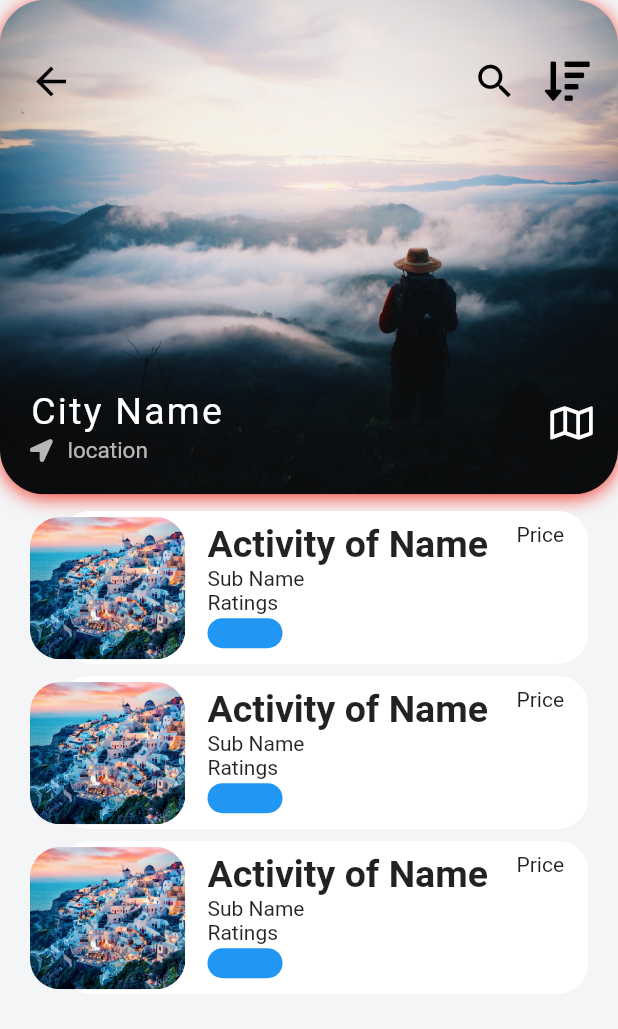
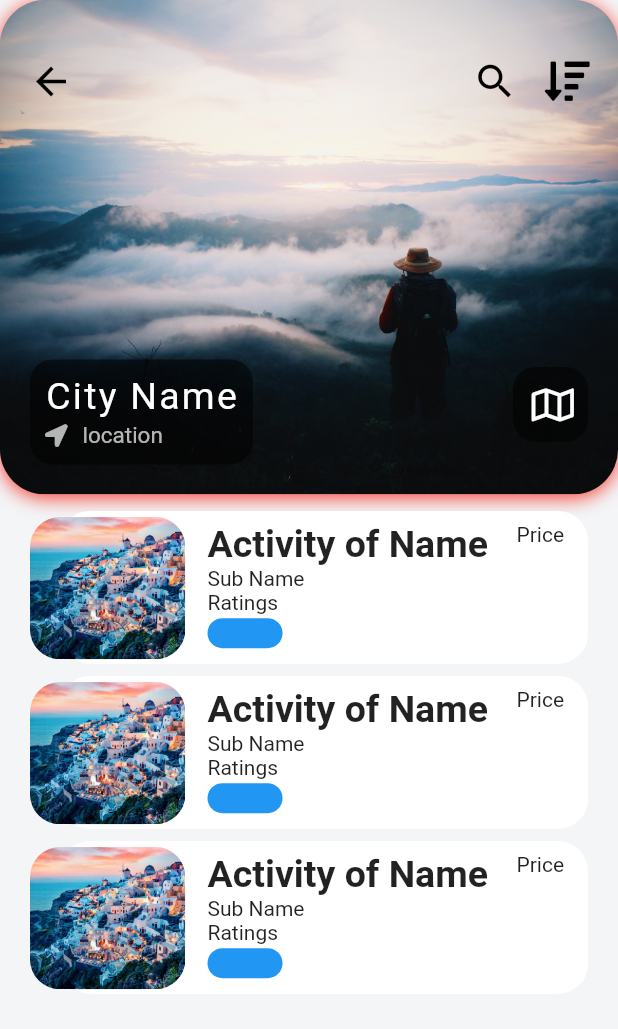
Before and after one commit to ItsNotABugOk/Travel_app, a Flutter app: the AddNewDestination screen opened directly, on a phone screen of 412 x 824 dp. Shown: the top 1029 px of the screen. Run offline on Flutter 3.47's test engine with Material 2 defaults, Android fonts, the phone set to English and light mode, and no system bars; our stand-ins replace firebase_auth, firebase_core, font_awesome_flutter, google_sign_in, image_picker; accounts and stored records are empty.

Commit message:
adding background to the stack's Text

```diff
--- a/lib/main.dart
+++ b/lib/main.dart
@@ -27,6 +27,7 @@ class MyApp extends StatelessWidget {
       title: 'Flutter Travel UI',
       debugShowCheckedModeBanner: false,
 
+
       // initialRoute: '/',
       initialRoute: FirebaseAuth.instance.currentUser == null ? '/' : '/home',
 
--- a/lib/widgets/add_new_destination.dart
+++ b/lib/widgets/add_new_destination.dart
@@ -1,3 +1,6 @@
+import 'dart:io';
+import 'dart:ui';
+
 import 'package:flutter/material.dart';
 import 'package:flutter/widgets.dart';
 import 'package:font_awesome_flutter/font_awesome_flutter.dart';
@@ -13,6 +16,24 @@ class AddNewDestination extends StatefulWidget {
 }
 
 class _AddNewDestinationState extends State<AddNewDestination> {
+  final ImagePicker _imagePicker = ImagePicker();
+  XFile? _image;
+
+  _imageFromGallery() async {
+    _image = (await _imagePicker.pickImage(
+        source: ImageSource.gallery, imageQuality: 50))!;
+    setState(() {
+      _image = _image;
+    });
+  }
+
+  Widget image() {
+    return Image.file(
+      File(_image!.path),
+      fit: BoxFit.cover,
+    );
+  }
+
   @override
   Widget build(BuildContext context) {
     final double width = MediaQuery.of(context).size.width;
@@ -37,10 +58,13 @@ class _AddNewDestinationState extends State<AddNewDestination> {
                 ),
                 child: ClipRRect(
                   borderRadius: BorderRadius.circular(30),
-                  child: Image.asset(
+                  // ignore: unnecessary_null_comparison
+                  child: _image == null
+                      ? Image.asset(
                           'assets/images/mountainMan.jpg',
                           fit: BoxFit.cover,
-                  ),
+                        )
+                      : image(),
                 ),
               ),
               Padding(
@@ -85,6 +109,11 @@ class _AddNewDestinationState extends State<AddNewDestination> {
               Positioned(
                 bottom: 20,
                 left: 20,
+                child: Container(
+                  padding: const EdgeInsets.all(10),
+                  decoration: BoxDecoration(
+                      borderRadius: BorderRadius.circular(15),
+                      color: Colors.black54),
                   child: Column(
                     crossAxisAlignment: CrossAxisAlignment.start,
                     // ignore: prefer_const_literals_to_create_immutables
@@ -124,15 +153,25 @@ class _AddNewDestinationState extends State<AddNewDestination> {
                     ],
                   ),
                 ),
-              const Positioned(
+              ),
+              Positioned(
                 right: 20,
                 bottom: 35,
-                child: Icon(
+                child: Container(
+                  padding: const EdgeInsets.all(1),
+                  decoration: BoxDecoration(
+                      borderRadius: BorderRadius.circular(15),
+                      color: Colors.black54),
+                  child: IconButton(
+                    onPressed: _imageFromGallery,
+                    icon: const Icon(
                       FontAwesomeIcons.map,
                       color: Colors.white,
                       size: 25,
                     ),
-              )
+                  ),
+                ),
+              ),
             ],
           ),
           Expanded(
```
Lines whose indentation alone changed are shown as unchanged.
